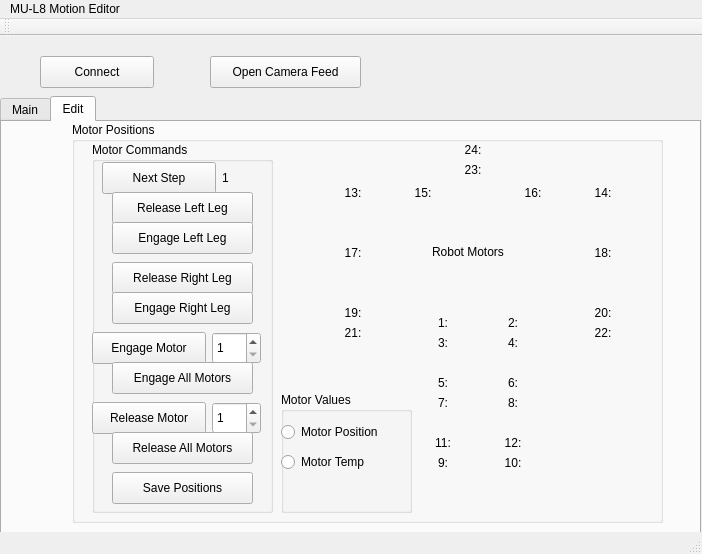
Qt form mul8motioneditor/mul8_mainview.ui (Solarnum/mul8-motionediter) before a commit.
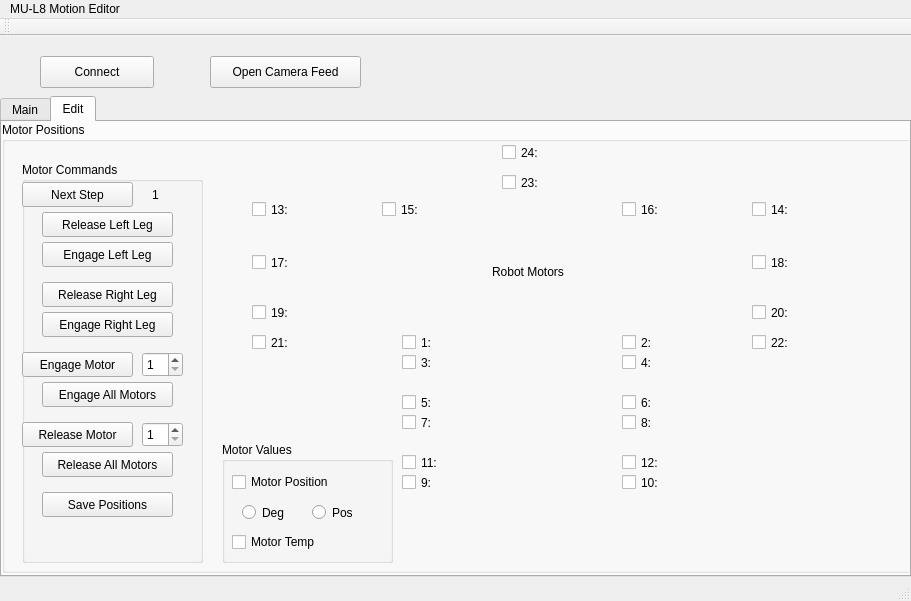
The same form after that commit.

```diff
--- a/mul8motioneditor/mul8_mainview.ui
+++ b/mul8motioneditor/mul8_mainview.ui
@@ -6,8 +6,8 @@
    <rect>
     <x>0</x>
     <y>0</y>
-    <width>702</width>
-    <height>554</height>
+    <width>911</width>
+    <height>601</height>
    </rect>
   </property>
   <property name="windowTitle">
@@ -19,8 +19,8 @@
      <rect>
       <x>0</x>
       <y>60</y>
-      <width>701</width>
-      <height>441</height>
+      <width>911</width>
+      <height>481</height>
      </rect>
     </property>
     <property name="currentIndex">
@@ -136,478 +136,22 @@
      <widget class="QGroupBox" name="MotorControlBox">
       <property name="geometry">
        <rect>
-        <x>70</x>
+        <x>0</x>
         <y>0</y>
-        <width>591</width>
-        <height>401</height>
+        <width>921</width>
+        <height>451</height>
        </rect>
       </property>
       <property name="title">
        <string>Motor Positions</string>
       </property>
-      <widget class="QLabel" name="m24Label">
-       <property name="geometry">
-        <rect>
-         <x>370</x>
-         <y>20</y>
-         <width>62</width>
-         <height>16</height>
-        </rect>
-       </property>
-       <property name="layoutDirection">
-        <enum>Qt::LeftToRight</enum>
-       </property>
-       <property name="text">
-        <string>24:</string>
-       </property>
-       <property name="alignment">
-        <set>Qt::AlignCenter</set>
-       </property>
-      </widget>
-      <widget class="QLabel" name="m23Label">
-       <property name="geometry">
-        <rect>
-         <x>370</x>
-         <y>40</y>
-         <width>62</width>
-         <height>16</height>
-        </rect>
-       </property>
-       <property name="layoutDirection">
-        <enum>Qt::LeftToRight</enum>
-       </property>
-       <property name="text">
-        <string>23:</string>
-       </property>
-       <property name="alignment">
-        <set>Qt::AlignCenter</set>
-       </property>
-      </widget>
-      <widget class="QLabel" name="m15Label">
-       <property name="geometry">
-        <rect>
-         <x>320</x>
-         <y>60</y>
-         <width>62</width>
-         <height>21</height>
-        </rect>
-       </property>
-       <property name="layoutDirection">
-        <enum>Qt::LeftToRight</enum>
-       </property>
-       <property name="text">
-        <string>15:</string>
-       </property>
-       <property name="alignment">
-        <set>Qt::AlignCenter</set>
-       </property>
-      </widget>
-      <widget class="QLabel" name="m16Label">
-       <property name="geometry">
-        <rect>
-         <x>430</x>
-         <y>60</y>
-         <width>62</width>
-         <height>21</height>
-        </rect>
-       </property>
-       <property name="layoutDirection">
-        <enum>Qt::LeftToRight</enum>
-       </property>
-       <property name="text">
-        <string>16:</string>
-       </property>
-       <property name="alignment">
-        <set>Qt::AlignCenter</set>
-       </property>
-      </widget>
-      <widget class="QLabel" name="m13Label">
-       <property name="geometry">
-        <rect>
-         <x>250</x>
-         <y>60</y>
-         <width>62</width>
-         <height>21</height>
-        </rect>
-       </property>
-       <property name="layoutDirection">
-        <enum>Qt::LeftToRight</enum>
-       </property>
-       <property name="text">
-        <string>13:</string>
-       </property>
-       <property name="alignment">
-        <set>Qt::AlignCenter</set>
-       </property>
-      </widget>
-      <widget class="QLabel" name="m14Label">
-       <property name="geometry">
-        <rect>
-         <x>500</x>
-         <y>60</y>
-         <width>62</width>
-         <height>21</height>
-        </rect>
-       </property>
-       <property name="layoutDirection">
-        <enum>Qt::LeftToRight</enum>
-       </property>
-       <property name="text">
-        <string>14:</string>
-       </property>
-       <property name="alignment">
-        <set>Qt::AlignCenter</set>
-       </property>
-      </widget>
-      <widget class="QLabel" name="m17Label">
-       <property name="geometry">
-        <rect>
-         <x>250</x>
-         <y>120</y>
-         <width>62</width>
-         <height>21</height>
-        </rect>
-       </property>
-       <property name="layoutDirection">
-        <enum>Qt::LeftToRight</enum>
-       </property>
-       <property name="text">
-        <string>17:</string>
-       </property>
-       <property name="alignment">
-        <set>Qt::AlignCenter</set>
-       </property>
-      </widget>
-      <widget class="QLabel" name="m18Label">
-       <property name="geometry">
-        <rect>
-         <x>500</x>
-         <y>120</y>
-         <width>62</width>
-         <height>21</height>
-        </rect>
-       </property>
-       <property name="layoutDirection">
-        <enum>Qt::LeftToRight</enum>
-       </property>
-       <property name="text">
-        <string>18:</string>
-       </property>
-       <property name="alignment">
-        <set>Qt::AlignCenter</set>
-       </property>
-      </widget>
-      <widget class="QLabel" name="m19Label">
-       <property name="geometry">
-        <rect>
-         <x>250</x>
-         <y>180</y>
-         <width>62</width>
-         <height>21</height>
-        </rect>
-       </property>
-       <property name="layoutDirection">
-        <enum>Qt::LeftToRight</enum>
-       </property>
-       <property name="text">
-        <string>19:</string>
-       </property>
-       <property name="alignment">
-        <set>Qt::AlignCenter</set>
-       </property>
-      </widget>
-      <widget class="QLabel" name="m20Label">
-       <property name="geometry">
-        <rect>
-         <x>500</x>
-         <y>180</y>
-         <width>62</width>
-         <height>21</height>
-        </rect>
-       </property>
-       <property name="layoutDirection">
-        <enum>Qt::LeftToRight</enum>
-       </property>
-       <property name="text">
-        <string>20:</string>
-       </property>
-       <property name="alignment">
-        <set>Qt::AlignCenter</set>
-       </property>
-      </widget>
-      <widget class="QLabel" name="m21Label">
-       <property name="geometry">
-        <rect>
-         <x>250</x>
-         <y>200</y>
-         <width>62</width>
-         <height>21</height>
-        </rect>
-       </property>
-       <property name="layoutDirection">
-        <enum>Qt::LeftToRight</enum>
-       </property>
-       <property name="text">
-        <string>21:</string>
-       </property>
-       <property name="alignment">
-        <set>Qt::AlignCenter</set>
-       </property>
-      </widget>
-      <widget class="QLabel" name="m22Label">
-       <property name="geometry">
-        <rect>
-         <x>500</x>
-         <y>200</y>
-         <width>62</width>
-         <height>21</height>
-        </rect>
-       </property>
-       <property name="layoutDirection">
-        <enum>Qt::LeftToRight</enum>
-       </property>
-       <property name="text">
-        <string>22:</string>
-       </property>
-       <property name="alignment">
-        <set>Qt::AlignCenter</set>
-       </property>
-      </widget>
-      <widget class="QLabel" name="m1Label">
-       <property name="geometry">
-        <rect>
-         <x>340</x>
-         <y>190</y>
-         <width>62</width>
-         <height>21</height>
-        </rect>
-       </property>
-       <property name="layoutDirection">
-        <enum>Qt::LeftToRight</enum>
-       </property>
-       <property name="text">
-        <string>1:</string>
-       </property>
-       <property name="alignment">
-        <set>Qt::AlignCenter</set>
-       </property>
-      </widget>
-      <widget class="QLabel" name="m2Label">
-       <property name="geometry">
-        <rect>
-         <x>410</x>
-         <y>190</y>
-         <width>62</width>
-         <height>21</height>
-        </rect>
-       </property>
-       <property name="layoutDirection">
-        <enum>Qt::LeftToRight</enum>
-       </property>
-       <property name="text">
-        <string>2:</string>
-       </property>
-       <property name="alignment">
-        <set>Qt::AlignCenter</set>
-       </property>
-      </widget>
-      <widget class="QLabel" name="m3Label">
-       <property name="geometry">
-        <rect>
-         <x>340</x>
-         <y>210</y>
-         <width>62</width>
-         <height>21</height>
-        </rect>
-       </property>
-       <property name="layoutDirection">
-        <enum>Qt::LeftToRight</enum>
-       </property>
-       <property name="text">
-        <string>3:</string>
-       </property>
-       <property name="alignment">
-        <set>Qt::AlignCenter</set>
-       </property>
-      </widget>
-      <widget class="QLabel" name="m4Label">
-       <property name="geometry">
-        <rect>
-         <x>410</x>
-         <y>210</y>
-         <width>62</width>
-         <height>21</height>
-        </rect>
-       </property>
-       <property name="layoutDirection">
-        <enum>Qt::LeftToRight</enum>
-       </property>
-       <property name="text">
-        <string>4:</string>
-       </property>
-       <property name="alignment">
-        <set>Qt::AlignCenter</set>
-       </property>
-      </widget>
-      <widget class="QLabel" name="m5Label">
-       <property name="geometry">
-        <rect>
-         <x>340</x>
-         <y>250</y>
-         <width>62</width>
-         <height>21</height>
-        </rect>
-       </property>
-       <property name="layoutDirection">
-        <enum>Qt::LeftToRight</enum>
-       </property>
-       <property name="text">
-        <string>5:</string>
-       </property>
-       <property name="alignment">
-        <set>Qt::AlignCenter</set>
-       </property>
-      </widget>
-      <widget class="QLabel" name="m7Label">
-       <property name="geometry">
-        <rect>
-         <x>340</x>
-         <y>270</y>
-         <width>62</width>
-         <height>21</height>
-        </rect>
-       </property>
-       <property name="layoutDirection">
-        <enum>Qt::LeftToRight</enum>
-       </property>
-       <property name="text">
-        <string>7:</string>
-       </property>
-       <property name="alignment">
-        <set>Qt::AlignCenter</set>
-       </property>
-      </widget>
-      <widget class="QLabel" name="m6Label">
-       <property name="geometry">
-        <rect>
-         <x>410</x>
-         <y>250</y>
-         <width>62</width>
-         <height>21</height>
-        </rect>
-       </property>
-       <property name="layoutDirection">
-        <enum>Qt::LeftToRight</enum>
-       </property>
-       <property name="text">
-        <string>6:</string>
-       </property>
-       <property name="alignment">
-        <set>Qt::AlignCenter</set>
-       </property>
-      </widget>
-      <widget class="QLabel" name="m8Label">
-       <property name="geometry">
-        <rect>
-         <x>410</x>
-         <y>270</y>
-         <width>62</width>
-         <height>21</height>
-        </rect>
-       </property>
-       <property name="layoutDirection">
-        <enum>Qt::LeftToRight</enum>
-       </property>
-       <property name="text">
-        <string>8:</string>
-       </property>
-       <property name="alignment">
-        <set>Qt::AlignCenter</set>
-       </property>
-      </widget>
-      <widget class="QLabel" name="m9Label">
-       <property name="geometry">
-        <rect>
-         <x>340</x>
-         <y>330</y>
-         <width>62</width>
-         <height>21</height>
-        </rect>
-       </property>
-       <property name="layoutDirection">
-        <enum>Qt::LeftToRight</enum>
-       </property>
-       <property name="text">
-        <string>9:</string>
-       </property>
-       <property name="alignment">
-        <set>Qt::AlignCenter</set>
-       </property>
-      </widget>
-      <widget class="QLabel" name="m11Label">
-       <property name="geometry">
-        <rect>
-         <x>340</x>
-         <y>310</y>
-         <width>62</width>
-         <height>21</height>
-        </rect>
-       </property>
-       <property name="layoutDirection">
-        <enum>Qt::LeftToRight</enum>
-       </property>
-       <property name="text">
-        <string>11:</string>
-       </property>
-       <property name="alignment">
-        <set>Qt::AlignCenter</set>
-       </property>
-      </widget>
-      <widget class="QLabel" name="m12Label">
-       <property name="geometry">
-        <rect>
-         <x>410</x>
-         <y>310</y>
-         <width>62</width>
-         <height>21</height>
-        </rect>
-       </property>
-       <property name="layoutDirection">
-        <enum>Qt::LeftToRight</enum>
-       </property>
-       <property name="text">
-        <string>12:</string>
-       </property>
-       <property name="alignment">
-        <set>Qt::AlignCenter</set>
-       </property>
-      </widget>
-      <widget class="QLabel" name="m10Label">
-       <property name="geometry">
-        <rect>
-         <x>410</x>
-         <y>330</y>
-         <width>62</width>
-         <height>21</height>
-        </rect>
-       </property>
-       <property name="layoutDirection">
-        <enum>Qt::LeftToRight</enum>
-       </property>
-       <property name="text">
-        <string>10:</string>
-       </property>
-       <property name="alignment">
-        <set>Qt::AlignCenter</set>
-       </property>
-      </widget>
       <widget class="QGroupBox" name="motorCommandBox">
        <property name="geometry">
         <rect>
          <x>20</x>
-         <y>20</y>
+         <y>40</y>
          <width>181</width>
-         <height>371</height>
+         <height>401</height>
         </rect>
        </property>
        <property name="title">
@@ -616,10 +160,10 @@
        <widget class="QPushButton" name="nextStepButton">
         <property name="geometry">
          <rect>
-          <x>10</x>
+          <x>0</x>
           <y>20</y>
-          <width>114</width>
-          <height>32</height>
+          <width>111</width>
+          <height>25</height>
          </rect>
         </property>
         <property name="text">
@@ -631,8 +175,8 @@
          <rect>
           <x>0</x>
           <y>260</y>
-          <width>114</width>
-          <height>32</height>
+          <width>111</width>
+          <height>25</height>
          </rect>
         </property>
         <property name="text">
@@ -644,8 +188,8 @@
          <rect>
           <x>120</x>
           <y>260</y>
-          <width>49</width>
-          <height>32</height>
+          <width>41</width>
+          <height>25</height>
          </rect>
         </property>
         <property name="minimum">
@@ -660,8 +204,8 @@
          <rect>
           <x>20</x>
           <y>290</y>
-          <width>141</width>
-          <height>32</height>
+          <width>131</width>
+          <height>25</height>
          </rect>
         </property>
         <property name="text">
@@ -673,8 +217,8 @@
          <rect>
           <x>0</x>
           <y>190</y>
-          <width>114</width>
-          <height>32</height>
+          <width>111</width>
+          <height>25</height>
          </rect>
         </property>
         <property name="text">
@@ -686,8 +230,8 @@
          <rect>
           <x>120</x>
           <y>190</y>
-          <width>49</width>
-          <height>32</height>
+          <width>41</width>
+          <height>25</height>
          </rect>
         </property>
         <property name="minimum">
@@ -702,8 +246,8 @@
          <rect>
           <x>20</x>
           <y>220</y>
-          <width>141</width>
-          <height>32</height>
+          <width>131</width>
+          <height>25</height>
          </rect>
         </property>
         <property name="text">
@@ -715,8 +259,8 @@
          <rect>
           <x>20</x>
           <y>50</y>
-          <width>141</width>
-          <height>32</height>
+          <width>131</width>
+          <height>25</height>
          </rect>
         </property>
         <property name="text">
@@ -728,8 +272,8 @@
          <rect>
           <x>20</x>
           <y>120</y>
-          <width>141</width>
-          <height>32</height>
+          <width>131</width>
+          <height>25</height>
          </rect>
         </property>
         <property name="text">
@@ -741,8 +285,8 @@
          <rect>
           <x>20</x>
           <y>80</y>
-          <width>141</width>
-          <height>32</height>
+          <width>131</width>
+          <height>25</height>
          </rect>
         </property>
         <property name="text">
@@ -754,8 +298,8 @@
          <rect>
           <x>20</x>
           <y>150</y>
-          <width>141</width>
-          <height>32</height>
+          <width>131</width>
+          <height>25</height>
          </rect>
         </property>
         <property name="text">
@@ -767,8 +311,8 @@
          <rect>
           <x>20</x>
           <y>330</y>
-          <width>141</width>
-          <height>32</height>
+          <width>131</width>
+          <height>25</height>
          </rect>
         </property>
         <property name="text">
@@ -781,7 +325,7 @@
           <x>130</x>
           <y>20</y>
           <width>21</width>
-          <height>32</height>
+          <height>25</height>
          </rect>
         </property>
         <property name="text">
@@ -792,21 +336,21 @@
       <widget class="QGroupBox" name="motorValueBox">
        <property name="geometry">
         <rect>
-         <x>209</x>
-         <y>270</y>
-         <width>131</width>
+         <x>220</x>
+         <y>320</y>
+         <width>171</width>
          <height>121</height>
         </rect>
        </property>
        <property name="title">
         <string>Motor Values</string>
        </property>
-       <widget class="QRadioButton" name="motorTempRadioButton">
+       <widget class="QCheckBox" name="motorTempCheckBox">
         <property name="geometry">
          <rect>
-          <x>0</x>
-          <y>60</y>
-          <width>131</width>
+          <x>10</x>
+          <y>90</y>
+          <width>151</width>
           <height>20</height>
          </rect>
         </property>
@@ -814,12 +358,12 @@
          <string>Motor Temp</string>
         </property>
        </widget>
-       <widget class="QRadioButton" name="motorPosRadioButton">
+       <widget class="QCheckBox" name="motorPosCheckBox">
         <property name="geometry">
          <rect>
-          <x>0</x>
+          <x>10</x>
           <y>30</y>
-          <width>131</width>
+          <width>151</width>
           <height>20</height>
          </rect>
         </property>
@@ -827,12 +371,38 @@
          <string>Motor Position</string>
         </property>
        </widget>
+       <widget class="QRadioButton" name="degRadioButton">
+        <property name="geometry">
+         <rect>
+          <x>20</x>
+          <y>60</y>
+          <width>61</width>
+          <height>21</height>
+         </rect>
+        </property>
+        <property name="text">
+         <string>Deg</string>
+        </property>
+       </widget>
+       <widget class="QRadioButton" name="posRadioButton">
+        <property name="geometry">
+         <rect>
+          <x>90</x>
+          <y>60</y>
+          <width>51</width>
+          <height>21</height>
+         </rect>
+        </property>
+        <property name="text">
+         <string>Pos</string>
+        </property>
+       </widget>
       </widget>
       <widget class="QLabel" name="robotLabel">
        <property name="geometry">
         <rect>
-         <x>360</x>
-         <y>120</y>
+         <x>490</x>
+         <y>140</y>
          <width>91</width>
          <height>20</height>
         </rect>
@@ -841,6 +411,318 @@
         <string>Robot Motors</string>
        </property>
       </widget>
+      <widget class="QCheckBox" name="m24Label">
+       <property name="geometry">
+        <rect>
+         <x>500</x>
+         <y>20</y>
+         <width>121</width>
+         <height>21</height>
+        </rect>
+       </property>
+       <property name="text">
+        <string>24:</string>
+       </property>
+      </widget>
+      <widget class="QCheckBox" name="m23Label">
+       <property name="geometry">
+        <rect>
+         <x>500</x>
+         <y>50</y>
+         <width>121</width>
+         <height>21</height>
+        </rect>
+       </property>
+       <property name="text">
+        <string>23:</string>
+       </property>
+      </widget>
+      <widget class="QCheckBox" name="m15Label">
+       <property name="geometry">
+        <rect>
+         <x>380</x>
+         <y>77</y>
+         <width>121</width>
+         <height>21</height>
+        </rect>
+       </property>
+       <property name="text">
+        <string>15:</string>
+       </property>
+      </widget>
+      <widget class="QCheckBox" name="m13Label">
+       <property name="geometry">
+        <rect>
+         <x>250</x>
+         <y>77</y>
+         <width>121</width>
+         <height>21</height>
+        </rect>
+       </property>
+       <property name="text">
+        <string>13:</string>
+       </property>
+      </widget>
+      <widget class="QCheckBox" name="m17Label">
+       <property name="geometry">
+        <rect>
+         <x>250</x>
+         <y>130</y>
+         <width>121</width>
+         <height>21</height>
+        </rect>
+       </property>
+       <property name="text">
+        <string>17:</string>
+       </property>
+      </widget>
+      <widget class="QCheckBox" name="m19Label">
+       <property name="geometry">
+        <rect>
+         <x>250</x>
+         <y>180</y>
+         <width>121</width>
+         <height>21</height>
+        </rect>
+       </property>
+       <property name="text">
+        <string>19:</string>
+       </property>
+      </widget>
+      <widget class="QCheckBox" name="m21Label">
+       <property name="geometry">
+        <rect>
+         <x>250</x>
+         <y>210</y>
+         <width>121</width>
+         <height>21</height>
+        </rect>
+       </property>
+       <property name="text">
+        <string>21:</string>
+       </property>
+      </widget>
+      <widget class="QCheckBox" name="m16Label">
+       <property name="geometry">
+        <rect>
+         <x>620</x>
+         <y>77</y>
+         <width>121</width>
+         <height>21</height>
+        </rect>
+       </property>
+       <property name="text">
+        <string>16:</string>
+       </property>
+      </widget>
+      <widget class="QCheckBox" name="m14Label">
+       <property name="geometry">
+        <rect>
+         <x>750</x>
+         <y>77</y>
+         <width>121</width>
+         <height>21</height>
+        </rect>
+       </property>
+       <property name="text">
+        <string>14:</string>
+       </property>
+      </widget>
+      <widget class="QCheckBox" name="m18Label">
+       <property name="geometry">
+        <rect>
+         <x>750</x>
+         <y>130</y>
+         <width>121</width>
+         <height>21</height>
+        </rect>
+       </property>
+       <property name="text">
+        <string>18:</string>
+       </property>
+      </widget>
+      <widget class="QCheckBox" name="m20Label">
+       <property name="geometry">
+        <rect>
+         <x>750</x>
+         <y>180</y>
+         <width>121</width>
+         <height>21</height>
+        </rect>
+       </property>
+       <property name="text">
+        <string>20:</string>
+       </property>
+      </widget>
+      <widget class="QCheckBox" name="m22Label">
+       <property name="geometry">
+        <rect>
+         <x>750</x>
+         <y>210</y>
+         <width>121</width>
+         <height>21</height>
+        </rect>
+       </property>
+       <property name="text">
+        <string>22:</string>
+       </property>
+      </widget>
+      <widget class="QCheckBox" name="m2Label">
+       <property name="geometry">
+        <rect>
+         <x>620</x>
+         <y>210</y>
+         <width>121</width>
+         <height>21</height>
+        </rect>
+       </property>
+       <property name="text">
+        <string>2:</string>
+       </property>
+      </widget>
+      <widget class="QCheckBox" name="m4Label">
+       <property name="geometry">
+        <rect>
+         <x>620</x>
+         <y>230</y>
+         <width>121</width>
+         <height>21</height>
+        </rect>
+       </property>
+       <property name="text">
+        <string>4:</string>
+       </property>
+      </widget>
+      <widget class="QCheckBox" name="m6Label">
+       <property name="geometry">
+        <rect>
+         <x>620</x>
+         <y>270</y>
+         <width>121</width>
+         <height>21</height>
+        </rect>
+       </property>
+       <property name="text">
+        <string>6:</string>
+       </property>
+      </widget>
+      <widget class="QCheckBox" name="m8Label">
+       <property name="geometry">
+        <rect>
+         <x>620</x>
+         <y>290</y>
+         <width>121</width>
+         <height>21</height>
+        </rect>
+       </property>
+       <property name="text">
+        <string>8:</string>
+       </property>
+      </widget>
+      <widget class="QCheckBox" name="m12Label">
+       <property name="geometry">
+        <rect>
+         <x>620</x>
+         <y>330</y>
+         <width>121</width>
+         <height>21</height>
+        </rect>
+       </property>
+       <property name="text">
+        <string>12:</string>
+       </property>
+      </widget>
+      <widget class="QCheckBox" name="m10Label">
+       <property name="geometry">
+        <rect>
+         <x>620</x>
+         <y>350</y>
+         <width>121</width>
+         <height>21</height>
+        </rect>
+       </property>
+       <property name="text">
+        <string>10:</string>
+       </property>
+      </widget>
+      <widget class="QCheckBox" name="m1Label">
+       <property name="geometry">
+        <rect>
+         <x>400</x>
+         <y>210</y>
+         <width>121</width>
+         <height>21</height>
+        </rect>
+       </property>
+       <property name="text">
+        <string>1:</string>
+       </property>
+      </widget>
+      <widget class="QCheckBox" name="m3Label">
+       <property name="geometry">
+        <rect>
+         <x>400</x>
+         <y>230</y>
+         <width>121</width>
+         <height>21</height>
+        </rect>
+       </property>
+       <property name="text">
+        <string>3:</string>
+       </property>
+      </widget>
+      <widget class="QCheckBox" name="m5Label">
+       <property name="geometry">
+        <rect>
+         <x>400</x>
+         <y>270</y>
+         <width>121</width>
+         <height>21</height>
+        </rect>
+       </property>
+       <property name="text">
+        <string>5:</string>
+       </property>
+      </widget>
+      <widget class="QCheckBox" name="m7Label">
+       <property name="geometry">
+        <rect>
+         <x>400</x>
+         <y>290</y>
+         <width>121</width>
+         <height>21</height>
+        </rect>
+       </property>
+       <property name="text">
+        <string>7:</string>
+       </property>
+      </widget>
+      <widget class="QCheckBox" name="m11Label">
+       <property name="geometry">
+        <rect>
+         <x>400</x>
+         <y>330</y>
+         <width>121</width>
+         <height>21</height>
+        </rect>
+       </property>
+       <property name="text">
+        <string>11:</string>
+       </property>
+      </widget>
+      <widget class="QCheckBox" name="m9Label">
+       <property name="geometry">
+        <rect>
+         <x>400</x>
+         <y>350</y>
+         <width>121</width>
+         <height>21</height>
+        </rect>
+       </property>
+       <property name="text">
+        <string>9:</string>
+       </property>
+      </widget>
      </widget>
     </widget>
    </widget>
@@ -876,8 +758,8 @@
     <rect>
      <x>0</x>
      <y>0</y>
-     <width>702</width>
-     <height>22</height>
+     <width>911</width>
+     <height>20</height>
     </rect>
    </property>
    <widget class="QMenu" name="menuMU_L8_Motion_Editor">
```
